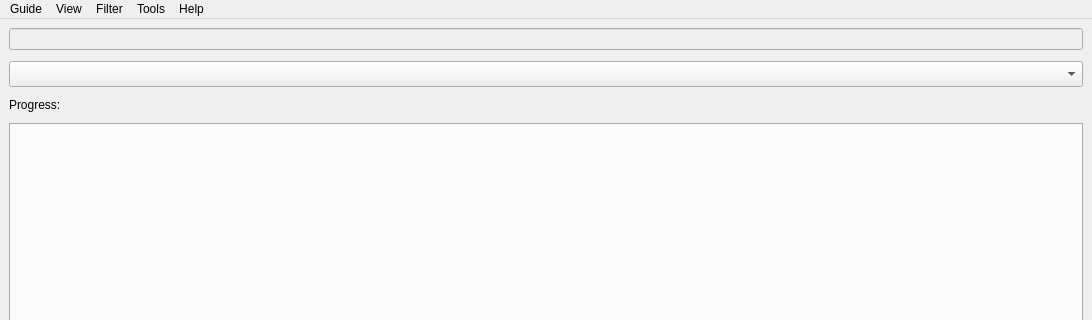
First picture: the form in generated/form_main.ui, repository Doberm4n/POEStashJsonViewer, before the edit; both pictures show x 0 to 1092 and y 0 to 320 of the 1092 by 825 pixel window.
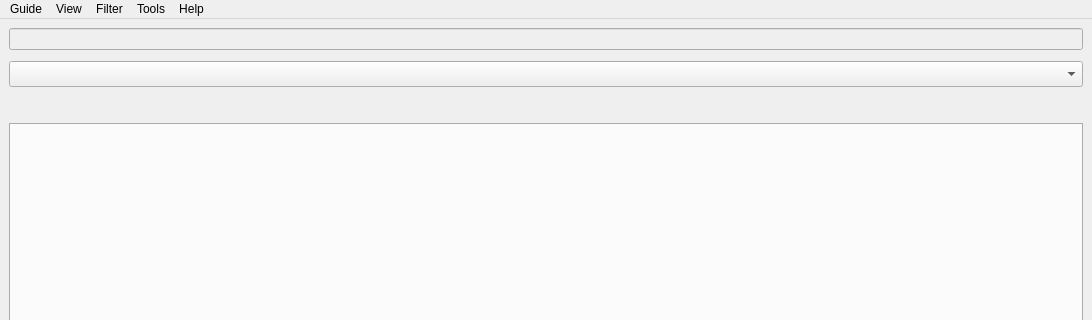
Second picture: the form after the edit.

Patch:
```diff
--- a/generated/form_main.ui
+++ b/generated/form_main.ui
@@ -41,7 +41,7 @@
     <item>
      <widget class="QLabel" name="label">
       <property name="text">
-       <string>Progress:</string>
+       <string/>
       </property>
       <property name="alignment">
        <set>Qt::AlignLeading|Qt::AlignLeft|Qt::AlignTop</set>
```
